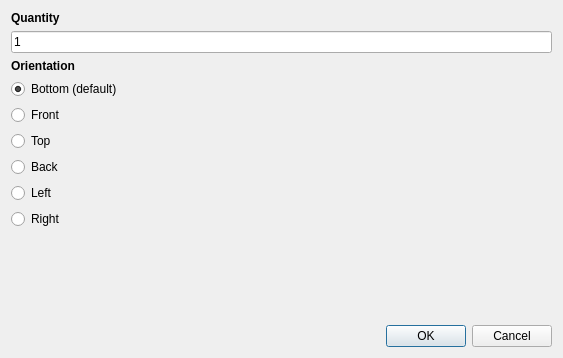
First picture: the form in gui/wizard.ui, repository RobotsWar/Plater, before the edit.
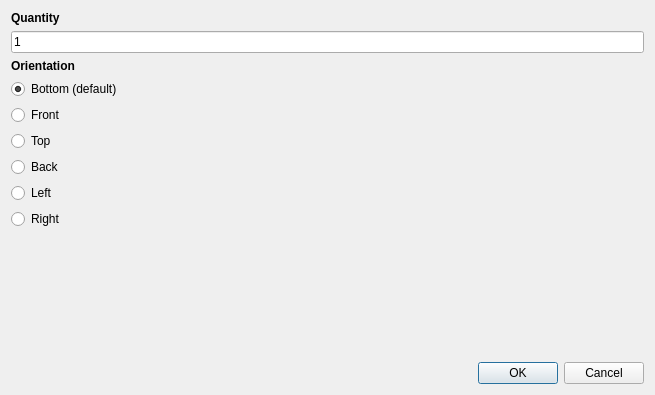
Second picture: the form after the edit.

Commit message: Enhancing 3D interface

Patch:
```diff
--- a/gui/wizard.ui
+++ b/gui/wizard.ui
@@ -6,8 +6,8 @@
    <rect>
     <x>0</x>
     <y>0</y>
-    <width>563</width>
-    <height>358</height>
+    <width>655</width>
+    <height>395</height>
    </rect>
   </property>
   <property name="windowTitle">
```
The commit also changes 2 other files.
